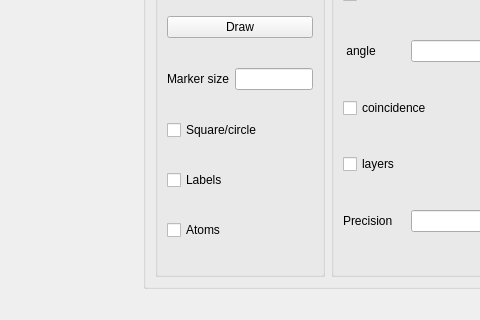
The window that crystalProjUI.ui (mompiou/crystal-proj) describes before a commit, drawn with Qt 5; both pictures show x 268 to 748 and y 476 to 796 of the 1222 by 796 pixel window.
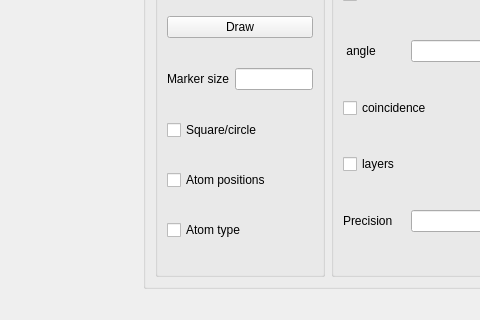
The same window after the commit.

What changed in the file:
```diff
--- a/crystalProjUI.ui
+++ b/crystalProjUI.ui
@@ -137,14 +137,14 @@
           <item row="4" column="0" colspan="2">
            <widget class="QCheckBox" name="labels_box">
             <property name="text">
-             <string>Labels</string>
+             <string>Atom positions</string>
             </property>
            </widget>
           </item>
           <item row="5" column="0" colspan="2">
            <widget class="QCheckBox" name="atoms_box">
             <property name="text">
-             <string>Atoms</string>
+             <string>Atom type</string>
             </property>
            </widget>
           </item>
```
Left out of the diff: 21 changed lines with no effect on the pictures.
